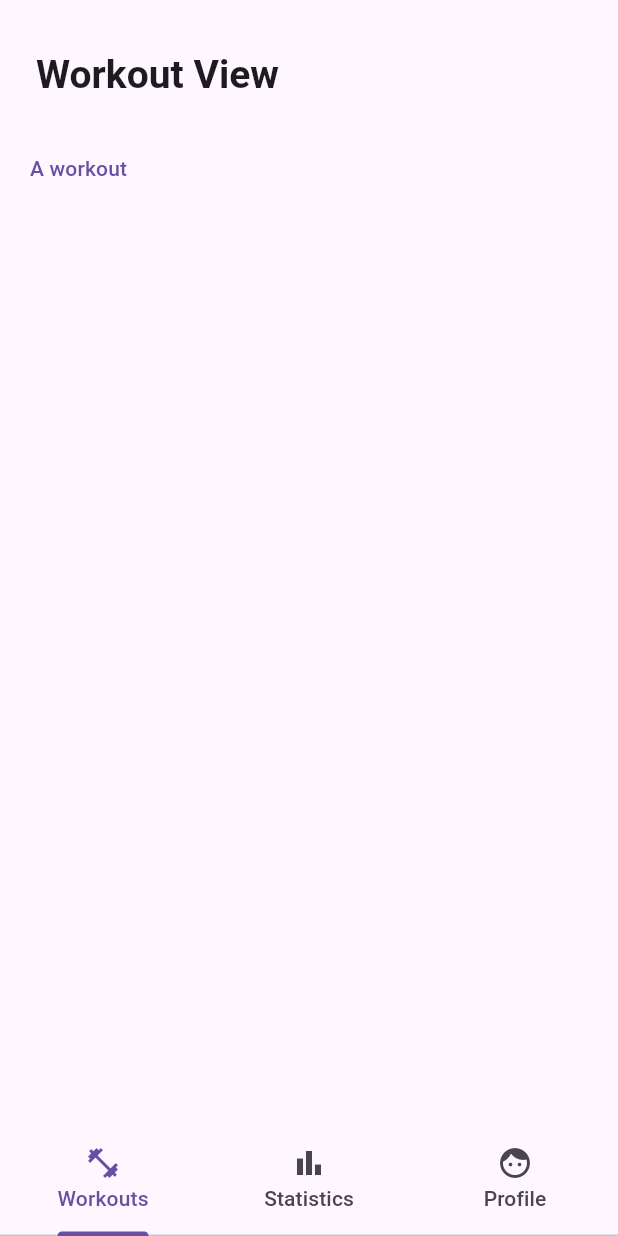
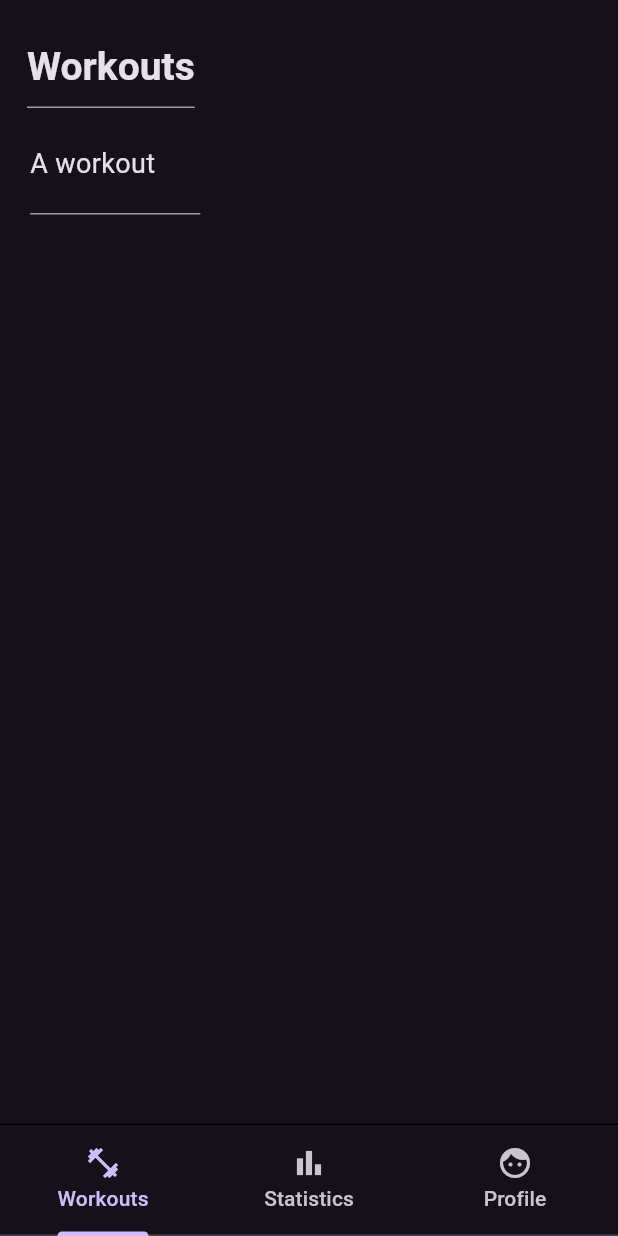
Before and after one commit to coolguycaden/funky-fitness, a Flutter app: the screen it shows after launch, on a phone screen of 412 x 824 dp. Run offline on Flutter 3.47's test engine with Material 3 defaults, Android fonts, the light colour scheme and no system bars.

Commit message:
fighting with expanded

```diff
--- a/lib/main.dart
+++ b/lib/main.dart
@@ -32,6 +32,10 @@ class BaseApp extends StatelessWidget {
   Widget build(BuildContext context) {
 
     return MaterialApp(
+      darkTheme: ThemeData(
+        brightness: Brightness.dark,
+      ),
+      themeMode: ThemeMode.dark,
       home: DefaultTabController(
         length: 3,
 
@@ -44,25 +48,44 @@ class BaseApp extends StatelessWidget {
                 children: [
                   AppBar(
                     toolbarHeight: 80,
-                    title: Container(
-                      margin: const EdgeInsets.only(top: 20, left: 8),
-                      child: const Text(
-                        'Workout View',
-                        style: TextStyle(fontWeight: FontWeight.bold, fontSize: 26),
+                    title: Expanded(
+                      child: Align(
+                        alignment: Alignment.centerLeft,
+                        child: Container(
+                          margin: const EdgeInsets.only(top: 20, left: 2,),
+                          decoration: bottomWorkoutBorder(),
+                          child: const Padding(
+                            padding: EdgeInsets.only(bottom: 10),
 
+                            child: Text(
+                              'Workouts',
+                              style: TextStyle(fontWeight: FontWeight.bold, fontSize: 26),
+                            ),
+                          ),
+                        ),
                       ),
                     ),
                   ),
 
                   Row (
                     children: [
-                      Container(
-                        margin: const EdgeInsets.only(top: 8, left: 8),
-                        child: TextButton(
-                          child: const Text('A workout'),
-                          onPressed: () {
-                            Navigator.pushNamed(context, '/WorkoutScreen');
-                          },
+                      GestureDetector(
+                        onTap: () {
+                          Navigator.pushNamed(context, '/WorkoutScreen');
+                        },
+
+                        child: Container(
+                          margin: const EdgeInsets.only(left: 20,),
+                          decoration: bottomWorkoutBorder(),
+                          child: const Padding(
+                            padding: EdgeInsets.only(bottom: 20, top: 16, right: 30),
+                            child: Text(
+                              'A workout',
+                              style: TextStyle(
+                                fontSize: 18
+                              ),
+                            ),
+                          ),
                         ),
                       ),
                     ],
@@ -83,9 +106,16 @@ class BaseApp extends StatelessWidget {
   /*
   This is the extracted method of the homeRow
   */
-  TabBar homeRowBar() {
-    return const TabBar(
-      tabs: [
+  Container homeRowBar() {
+    return Container(
+      decoration: const BoxDecoration(
+        border: BorderDirectional(
+          top: BorderSide(width: 1, color: Colors.black),
+        ),
+      ),
+
+      child: const TabBar(
+        tabs: [
           Tab(
             text: 'Workouts',
             icon: Icon(Icons.fitness_center),
@@ -101,18 +131,19 @@ class BaseApp extends StatelessWidget {
             icon: Icon(Icons.face),
 
           ),
-      ],
-
-
-      /*onTap: (value) {
-        if (value == 0) Navigator.pushNamed(context, '/WorkoutScreen');
-        if (value == 1) Navigator.pushNamed(context, '/StatScreen');
-        if (value == 2) Navigator.pushNamed(context, '/ProfileScreen');
-
-      },*/
-
+        ],
+      ),
     );
   }
+
+  BoxDecoration bottomWorkoutBorder() {
+    return const BoxDecoration(
+      border: BorderDirectional(
+        bottom: BorderSide(width: 1, color: Colors.grey),
+      ),
+    );
+  }
+
 
 }
 
```
